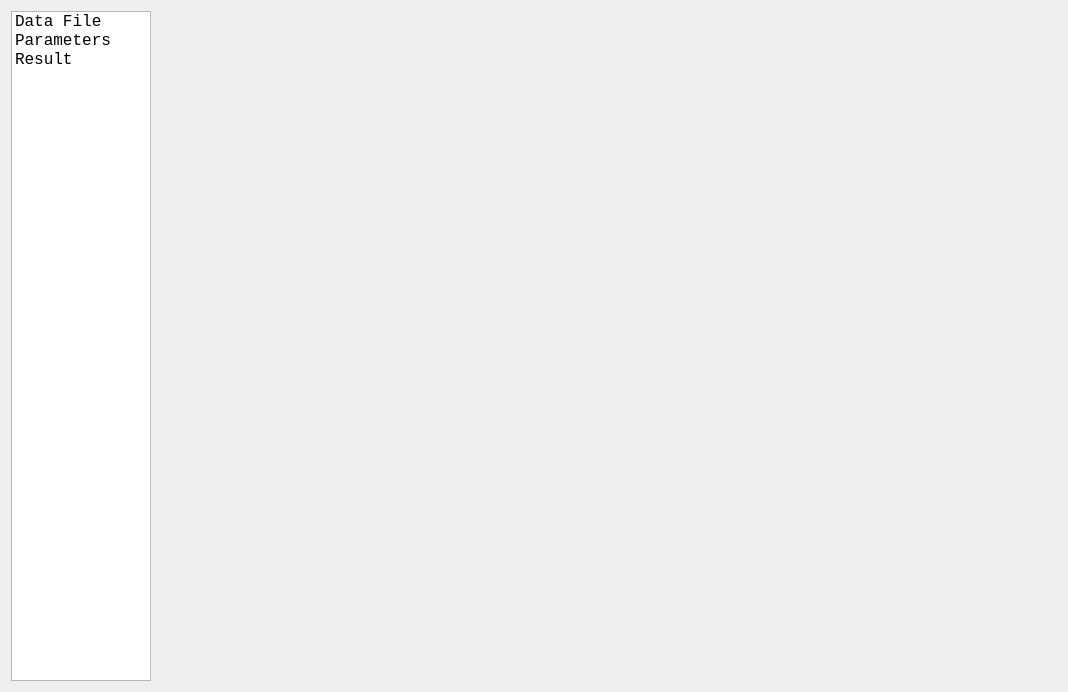
Old version of the form view/workingarea.ui in the repository Hailin-Jing/Bib2Book.
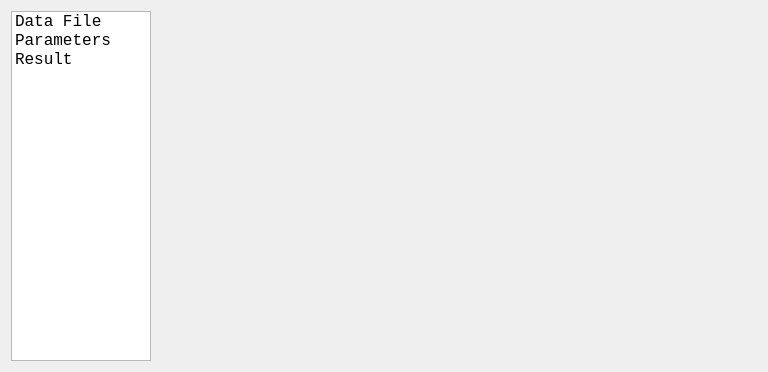
New version of the form.

Patch:
```diff
--- a/view/workingarea.ui
+++ b/view/workingarea.ui
@@ -6,8 +6,8 @@
    <rect>
     <x>0</x>
     <y>0</y>
-    <width>1064</width>
-    <height>688</height>
+    <width>764</width>
+    <height>368</height>
    </rect>
   </property>
   <property name="minimumSize">
@@ -67,8 +67,8 @@
     <widget class="QStackedWidget" name="stackedWidget">
      <property name="minimumSize">
       <size>
-       <width>900</width>
-       <height>670</height>
+       <width>600</width>
+       <height>350</height>
       </size>
      </property>
      <widget class="QWidget" name="page"/>
```
